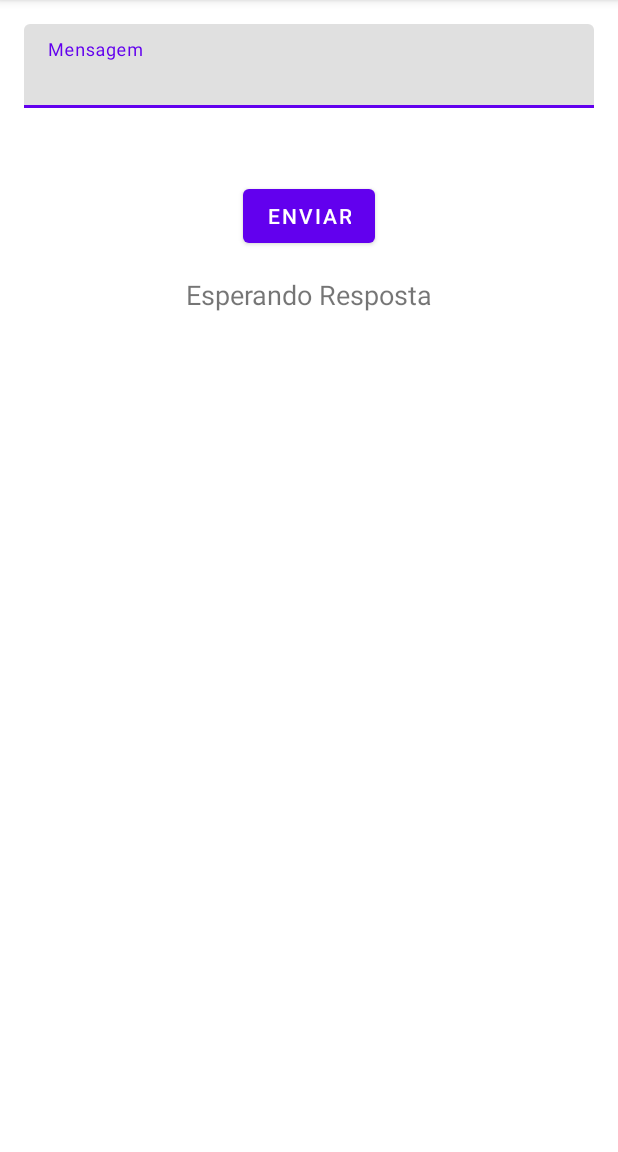
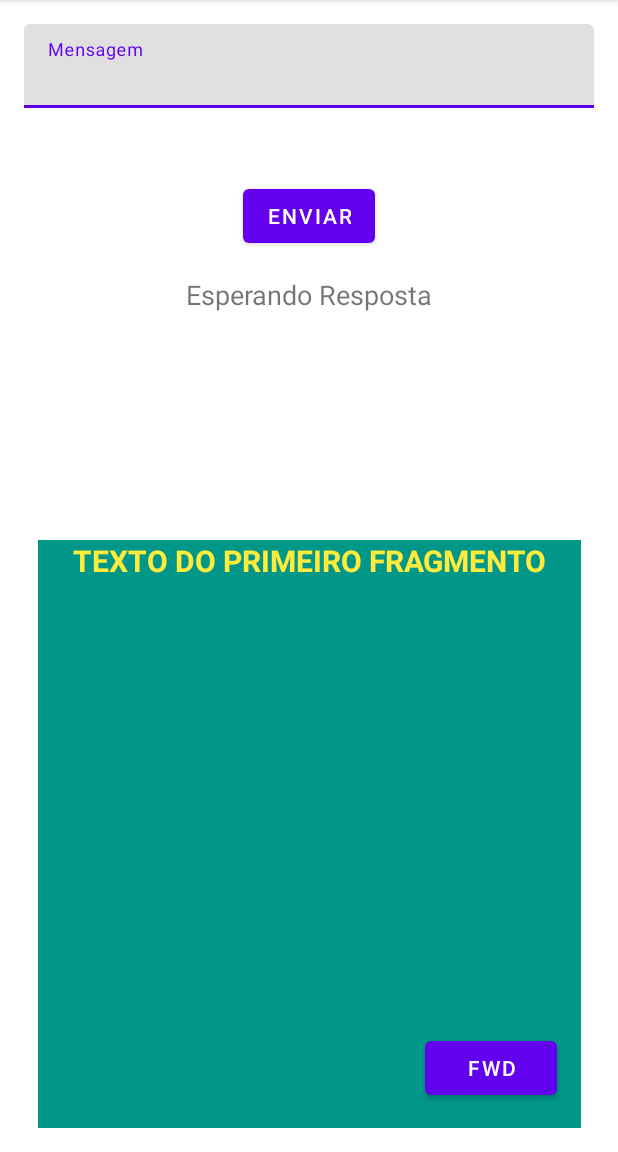
Before and after one commit to EvanRispoli/Revisao, an Android app: the screen it shows after launch (MainActivity), on a phone screen of 412 x 824 dp, the part 84-1236 px from its top. Run offline under Robolectric (Android 15) with nearby library versions, the phone set to English and light mode, and no system bars.

Commit message:
IMPLEMENTING NAVIGATION BETWEEN FRAGMENTS

```diff
--- a/app/src/main/java/com/example/revisao/FirstFragment.kt
+++ b/app/src/main/java/com/example/revisao/FirstFragment.kt
@@ -5,10 +5,12 @@ import androidx.fragment.app.Fragment
 import android.view.LayoutInflater
 import android.view.View
 import android.view.ViewGroup
+import androidx.navigation.findNavController
 import com.example.revisao.databinding.FragmentFirstBinding
 
 class FirstFragment : Fragment() {
     private var _binding: FragmentFirstBinding? = null
+
     // This property is only valid between onCreateView and
     // onDestroyView.
     private val binding get() = _binding!!
@@ -17,9 +19,13 @@ class FirstFragment : Fragment() {
         inflater: LayoutInflater,
         container: ViewGroup?,
         savedInstanceState: Bundle?
-    ): View? {
+    ): View {
         _binding = FragmentFirstBinding.inflate(inflater, container, false)
         val view = binding.root
+
+        binding.btnNext.setOnClickListener {
+            view.findNavController().navigate(R.id.action_firstFragment_to_secondFragment)
+        }
         return view
     }
 
@@ -27,6 +33,4 @@ class FirstFragment : Fragment() {
         super.onDestroyView()
         _binding = null
     }
-
-
 }
--- a/app/src/main/res/layout/activity_main.xml
+++ b/app/src/main/res/layout/activity_main.xml
@@ -48,4 +48,18 @@
         app:layout_constraintStart_toStartOf="parent"
         app:layout_constraintTop_toBottomOf="@+id/btn_enviar" />
 
+    <androidx.fragment.app.FragmentContainerView
+        android:id="@+id/fragmentContainerView5"
+        android:name="androidx.navigation.fragment.NavHostFragment"
+        android:layout_width="362dp"
+        android:layout_height="392dp"
+        android:layout_marginBottom="16dp"
+        app:defaultNavHost="true"
+        app:layout_constraintBottom_toBottomOf="parent"
+        app:layout_constraintEnd_toEndOf="parent"
+        app:layout_constraintHorizontal_bias="0.5"
+        app:layout_constraintStart_toStartOf="parent"
+        app:navGraph="@navigation/navigation" />
+
+
 </androidx.constraintlayout.widget.ConstraintLayout>
--- a/app/src/main/res/layout/fragment_first.xml
+++ b/app/src/main/res/layout/fragment_first.xml
@@ -1,18 +1,37 @@
 <?xml version="1.0" encoding="utf-8"?>
 <FrameLayout xmlns:android="http://schemas.android.com/apk/res/android"
+    xmlns:app="http://schemas.android.com/apk/res-auto"
     xmlns:tools="http://schemas.android.com/tools"
     android:layout_width="match_parent"
     android:layout_height="match_parent"
     tools:context=".FirstFragment">
 
 
-    <TextView
+    <androidx.constraintlayout.widget.ConstraintLayout
         android:layout_width="match_parent"
-        android:layout_height="match_parent"
-        android:background="#009688"
-        android:text="@string/texto_do_primeiro_fragmento"
-        android:textAlignment="center"
-        android:textColor="#FFEB3B"
-        android:textStyle="bold" />
+        android:layout_height="match_parent">
+
+        <TextView
+            android:layout_width="match_parent"
+            android:layout_height="match_parent"
+            android:background="#009688"
+            android:text="TEXTO DO PRIMEIRO FRAGMENTO"
+            android:textAlignment="center"
+            android:textColor="#FFEB3B"
+            android:textSize="20sp"
+            android:textStyle="bold"
+            tools:ignore="HardcodedText" />
+
+        <Button
+            android:id="@+id/btn_next"
+            android:layout_width="wrap_content"
+            android:layout_height="wrap_content"
+            android:layout_marginEnd="16dp"
+            android:layout_marginBottom="16dp"
+            android:text="FWD"
+            app:layout_constraintBottom_toBottomOf="parent"
+            app:layout_constraintEnd_toEndOf="parent"
+            tools:ignore="HardcodedText" />
+    </androidx.constraintlayout.widget.ConstraintLayout>
 
 </FrameLayout>
--- a/app/src/main/res/values/strings.xml
+++ b/app/src/main/res/values/strings.xml
@@ -7,4 +7,6 @@
     <string name="hello_blank_fragment">Hello blank fragment</string>
     <string name="texto_do_primeiro_fragmento">TEXTO DO PRIMEIRO FRAGMENTO</string>
     <string name="texto_do_segundo_fragmento" />
+    <string name="fwd">FWD</string>
+    <string name="bck">BCK</string>
 </resources>
```
Also changed, not shown: app/src/main/java/com/example/revisao/SecondFragment.kt (+7 -3 lines), app/src/main/res/layout/fragment_second.xml (+24 -2 lines).
